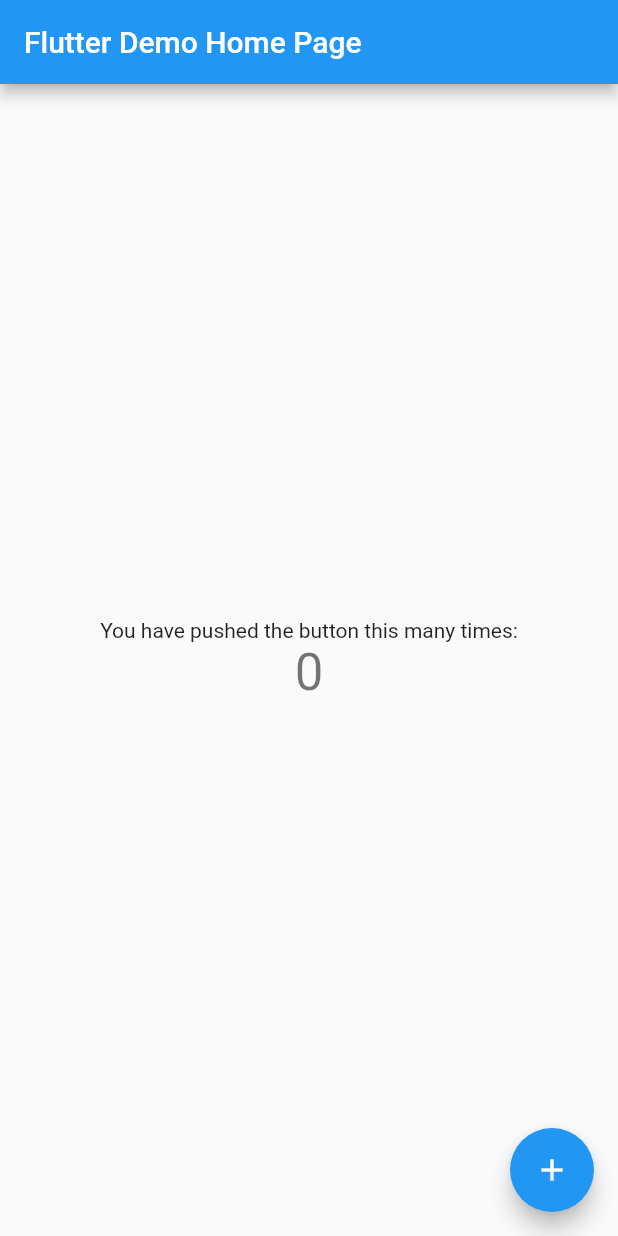
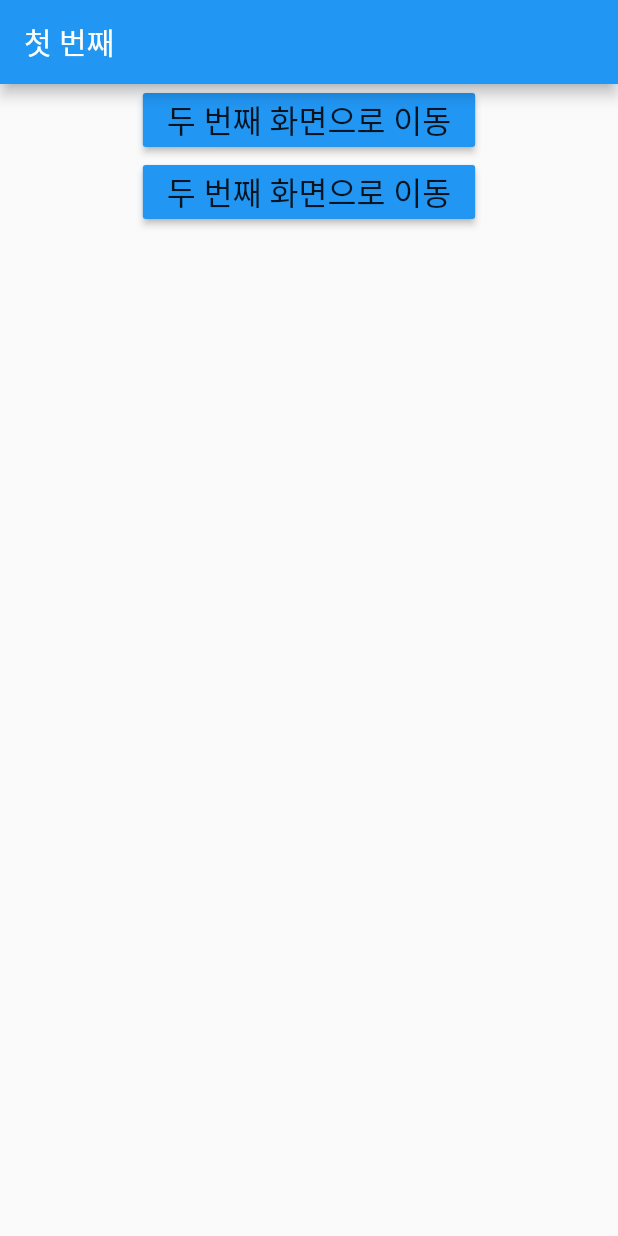
Before and after one commit to Lee-kangchan/circleProject, a Flutter app: the screen it shows after launch, on a phone screen of 412 x 824 dp. Run offline on Flutter 3.47's test engine with Material 2 defaults, Android fonts, the phone set to English and light mode, and no system bars.

Commit message:
페이지 이동 수단

```diff
--- a/lib/main.dart
+++ b/lib/main.dart
@@ -1,113 +1,64 @@
 import 'package:flutter/material.dart';
+import 'circleAdd.dart';
+import 'list.dart';
 
 void main() {
-  runApp(MyApp());
+  runApp(MaterialApp(
+    title: '네비게이션',
+    home: First(),
+  ));
 }
 
-class MyApp extends StatelessWidget {
-  // This widget is the root of your application.
+class First extends StatelessWidget {
   @override
   Widget build(BuildContext context) {
-    return MaterialApp(
-      title: 'Flutter Demo',
-      theme: ThemeData(
-        // This is the theme of your application.
-        //
-        // Try running your application with "flutter run". You'll see the
-        // application has a blue toolbar. Then, without quitting the app, try
-        // changing the primarySwatch below to Colors.green and then invoke
-        // "hot reload" (press "r" in the console where you ran "flutter run",
-        // or simply save your changes to "hot reload" in a Flutter IDE).
-        // Notice that the counter didn't reset back to zero; the application
-        // is not restarted.
-        primarySwatch: Colors.blue,
-      ),
-      home: MyHomePage(title: 'Flutter Demo Home Page'),
+    return Scaffold(
+      appBar: AppBar(title: Text('첫 번째')),
+      body: Center(
+          child: Column(children: [
+        RaisedButton(
+          child: Text('두 번째 화면으로 이동', style: TextStyle(fontSize: 21)),
+          color: Colors.blue,
+          onPressed: () {
+            // push에 전달되는 두 번째 매개변수는 Route<T> 클래스.
+            Navigator.push(context,
+                MaterialPageRoute<void>(builder: (BuildContext context) {
+              return listApp();
+            }));
+
+            // 화살표 문법 적용
+            // Navigator.push(context,
+            // MaterialPageRoute<void>(builder: (BuildContext context) => Second())
+            // );
+
+            // 위와 같은 코드. of 메소드 호출이 불편하다.
+            // Navigator.of(context).push(
+            // MaterialPageRoute<void>(builder: (BuildContext context) => Second())
+            // );
+          },
+        ),
+        RaisedButton(
+          child: Text('두 번째 화면으로 이동', style: TextStyle(fontSize: 21)),
+          color: Colors.blue,
+          onPressed: () {
+            // push에 전달되는 두 번째 매개변수는 Route<T> 클래스.
+            Navigator.push(context,
+                MaterialPageRoute<void>(builder: (BuildContext context) {
+              return CircleAdd();
+            }));
+
+            // 화살표 문법 적용
+            // Navigator.push(context,
+            // MaterialPageRoute<void>(builder: (BuildContext context) => Second())
+            // );
+
+            // 위와 같은 코드. of 메소드 호출이 불편하다.
+            // Navigator.of(context).push(
+            // MaterialPageRoute<void>(builder: (BuildContext context) => Second())
+            // );
+          },
+        )
+      ])),
     );
   }
 }
-
-class MyHomePage extends StatefulWidget {
-  MyHomePage({Key? key, required this.title}) : super(key: key);
-
-  // This widget is the home page of your application. It is stateful, meaning
-  // that it has a State object (defined below) that contains fields that affect
-  // how it looks.
-
-  // This class is the configuration for the state. It holds the values (in this
-  // case the title) provided by the parent (in this case the App widget) and
-  // used by the build method of the State. Fields in a Widget subclass are
-  // always marked "final".
-
-  final String title;
-
-  @override
-  _MyHomePageState createState() => _MyHomePageState();
-}
-
-class _MyHomePageState extends State<MyHomePage> {
-  int _counter = 0;
-
-  void _incrementCounter() {
-    setState(() {
-      // This call to setState tells the Flutter framework that something has
-      // changed in this State, which causes it to rerun the build method below
-      // so that the display can reflect the updated values. If we changed
-      // _counter without calling setState(), then the build method would not be
-      // called again, and so nothing would appear to happen.
-      _counter++;
-    });
-  }
-
-  @override
-  Widget build(BuildContext context) {
-    // This method is rerun every time setState is called, for instance as done
-    // by the _incrementCounter method above.
-    //
-    // The Flutter framework has been optimized to make rerunning build methods
-    // fast, so that you can just rebuild anything that needs updating rather
-    // than having to individually change instances of widgets.
-    return Scaffold(
-      appBar: AppBar(
-        // Here we take the value from the MyHomePage object that was created by
-        // the App.build method, and use it to set our appbar title.
-        title: Text(widget.title),
-      ),
-      body: Center(
-        // Center is a layout widget. It takes a single child and positions it
-        // in the middle of the parent.
-        child: Column(
-          // Column is also a layout widget. It takes a list of children and
-          // arranges them vertically. By default, it sizes itself to fit its
-          // children horizontally, and tries to be as tall as its parent.
-          //
-          // Invoke "debug painting" (press "p" in the console, choose the
-          // "Toggle Debug Paint" action from the Flutter Inspector in Android
-          // Studio, or the "Toggle Debug Paint" command in Visual Studio Code)
-          // to see the wireframe for each widget.
-          //
-          // Column has various properties to control how it sizes itself and
-          // how it positions its children. Here we use mainAxisAlignment to
-          // center the children vertically; the main axis here is the vertical
-          // axis because Columns are vertical (the cross axis would be
-          // horizontal).
-          mainAxisAlignment: MainAxisAlignment.center,
-          children: <Widget>[
-            Text(
-              'You have pushed the button this many times:',
-            ),
-            Text(
-              '$_counter',
-              style: Theme.of(context).textTheme.headline4,
-            ),
-          ],
-        ),
-      ),
-      floatingActionButton: FloatingActionButton(
-        onPressed: _incrementCounter,
-        tooltip: 'Increment',
-        child: Icon(Icons.add),
-      ), // This trailing comma makes auto-formatting nicer for build methods.
-    );
-  }
-}
```
